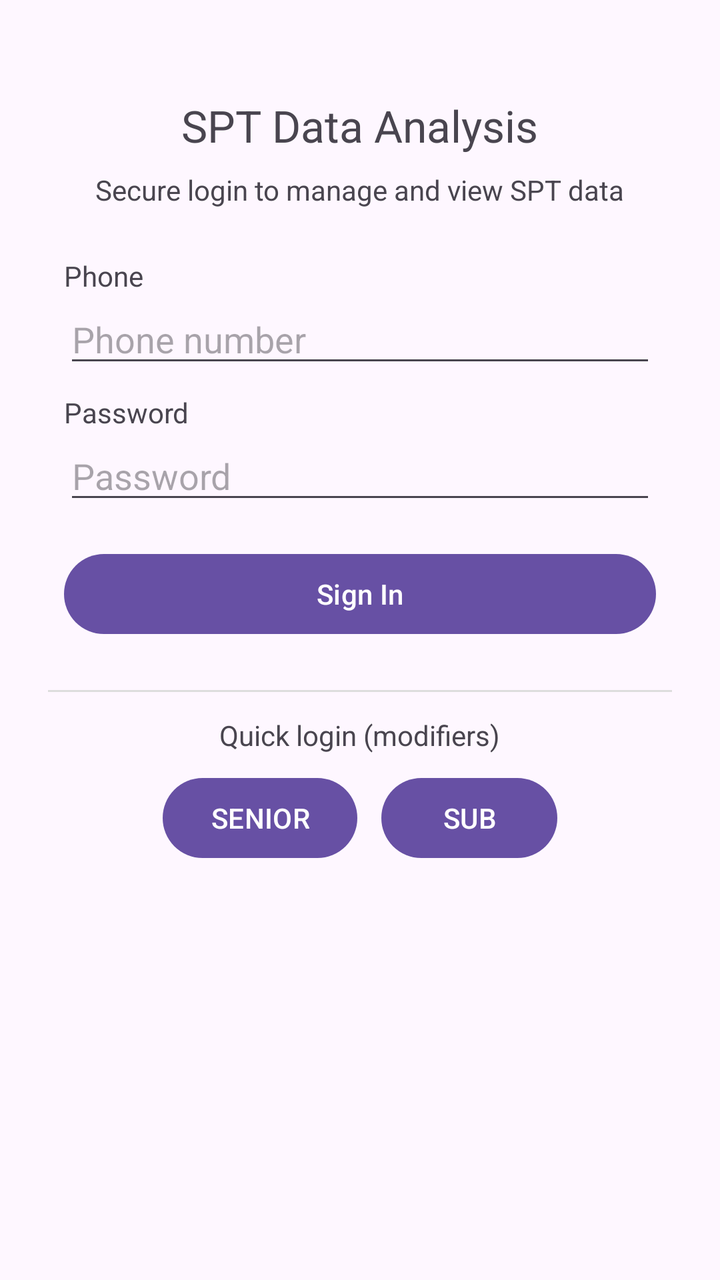
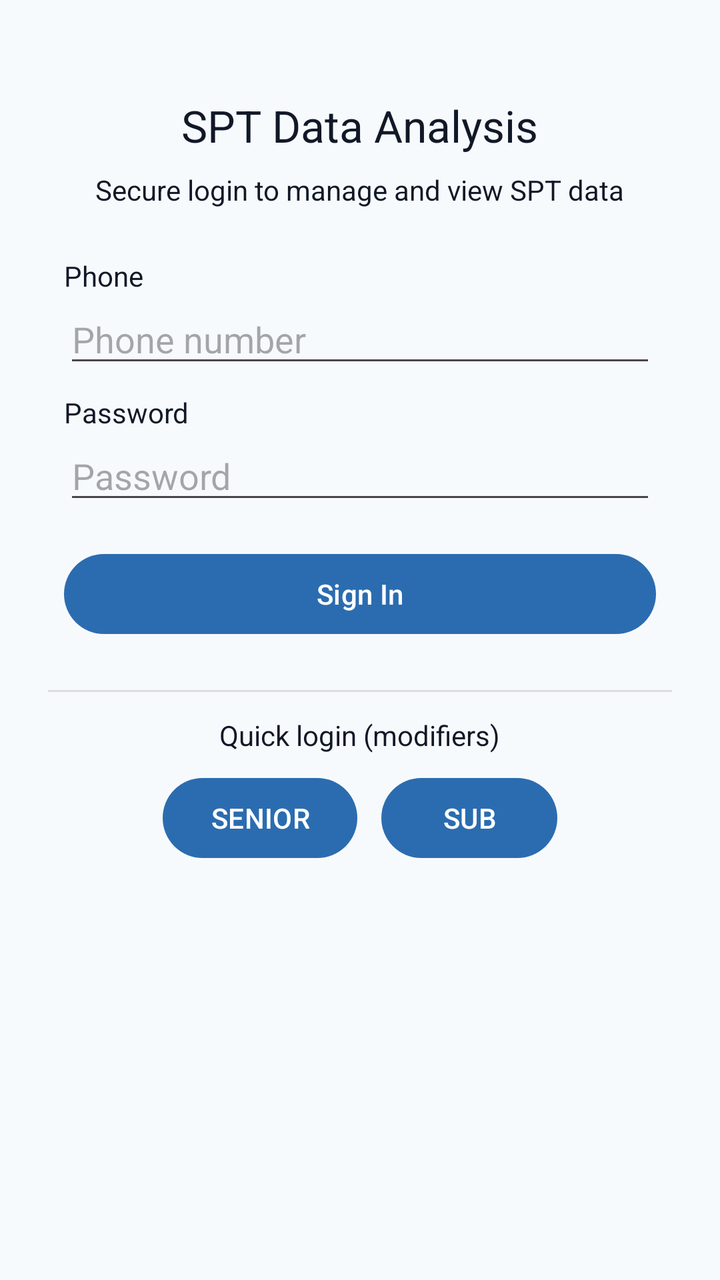

The first picture is an Android layout as it rendered before a commit; the second is the same layout after the commit. The layout source and the unified diff follow.
<!-- AndroidManifest.xml: application theme Theme.MyApplication -->
<!-- res/layout/activity_login.xml -->
<?xml version="1.0" encoding="utf-8"?>
<ScrollView xmlns:android="http://schemas.android.com/apk/res/android"
    xmlns:app="http://schemas.android.com/apk/res-auto"
    android:layout_width="match_parent"
    android:layout_height="match_parent">

    <LinearLayout
        android:layout_width="match_parent"
        android:layout_height="wrap_content"
        android:orientation="vertical"
        android:padding="24dp"
        android:gravity="center_horizontal">

        <TextView
            android:id="@+id/lblHeader"
            android:layout_width="wrap_content"
            android:layout_height="wrap_content"
            android:text="SPT Data Analysis"
            android:textSize="22sp"
            android:layout_marginTop="24dp" />

        <TextView
            android:layout_width="wrap_content"
            android:layout_height="wrap_content"
            android:text="Secure login to manage and view SPT data"
            android:layout_marginTop="8dp" />

        <LinearLayout
            android:layout_width="match_parent"
            android:layout_height="wrap_content"
            android:orientation="vertical"
            android:layout_marginTop="16dp"
            android:padding="8dp">

            <TextView android:layout_width="wrap_content" android:layout_height="wrap_content" android:text="Phone" />
            <EditText
                android:id="@+id/tfUser"
                android:layout_width="match_parent"
                android:layout_height="wrap_content"
                android:inputType="phone"
                android:hint="Phone number" />

            <TextView android:layout_width="wrap_content" android:layout_height="wrap_content" android:text="Password" android:layout_marginTop="8dp" />
            <EditText
                android:id="@+id/tfPass"
                android:layout_width="match_parent"
                android:layout_height="wrap_content"
                android:inputType="textPassword"
                android:hint="Password" />

            <Button
                android:id="@+id/btnLogin"
                android:layout_width="match_parent"
                android:layout_height="wrap_content"
                android:text="Sign In"
                android:layout_marginTop="16dp" />

        </LinearLayout>

        <View android:layout_width="match_parent" android:layout_height="1dp" android:background="#DDDDDD" android:layout_marginTop="16dp" />

        <TextView android:layout_width="wrap_content" android:layout_height="wrap_content" android:text="Quick login (modifiers)" android:layout_marginTop="12dp" />

        <LinearLayout android:layout_width="wrap_content" android:layout_height="wrap_content" android:orientation="horizontal" android:layout_marginTop="8dp">
            <Button android:id="@+id/btn_senior" android:layout_width="wrap_content" android:layout_height="wrap_content" android:text="SENIOR" />
            <Space android:layout_width="12dp" android:layout_height="wrap_content" />
            <Button android:id="@+id/btn_sub" android:layout_width="wrap_content" android:layout_height="wrap_content" android:text="SUB" />
        </LinearLayout>

    </LinearLayout>

</ScrollView>
<!-- resources referenced by this layout -->
<resources>
  <style name="Theme.MyApplication" parent="Base.Theme.MyApplication" />
  <style name="Base.Theme.MyApplication" parent="Theme.Material3.DayNight.NoActionBar">
          
          
      </style>
</resources>

<!-- the commit's change to res/layout/activity_login.xml (unified diff, before → after) -->
@@ -34,6 +34,7 @@
 
             <TextView android:layout_width="wrap_content" android:layout_height="wrap_content" android:text="Phone" />
             <EditText
+                style="@style/AppInput"
                 android:id="@+id/tfUser"
                 android:layout_width="match_parent"
                 android:layout_height="wrap_content"
@@ -42,6 +43,7 @@
 
             <TextView android:layout_width="wrap_content" android:layout_height="wrap_content" android:text="Password" android:layout_marginTop="8dp" />
             <EditText
+                style="@style/AppInput"
                 android:id="@+id/tfPass"
                 android:layout_width="match_parent"
                 android:layout_height="wrap_content"
@@ -49,6 +51,7 @@
                 android:hint="Password" />
 
             <Button
+                style="@style/AppButton"
                 android:id="@+id/btnLogin"
                 android:layout_width="match_parent"
                 android:layout_height="wrap_content"
@@ -62,9 +65,9 @@
         <TextView android:layout_width="wrap_content" android:layout_height="wrap_content" android:text="Quick login (modifiers)" android:layout_marginTop="12dp" />
 
         <LinearLayout android:layout_width="wrap_content" android:layout_height="wrap_content" android:orientation="horizontal" android:layout_marginTop="8dp">
-            <Button android:id="@+id/btn_senior" android:layout_width="wrap_content" android:layout_height="wrap_content" android:text="SENIOR" />
+            <Button style="@style/AppButton" android:id="@+id/btn_senior" android:layout_width="wrap_content" android:layout_height="wrap_content" android:text="SENIOR" />
             <Space android:layout_width="12dp" android:layout_height="wrap_content" />
-            <Button android:id="@+id/btn_sub" android:layout_width="wrap_content" android:layout_height="wrap_content" android:text="SUB" />
+            <Button style="@style/AppButton" android:id="@+id/btn_sub" android:layout_width="wrap_content" android:layout_height="wrap_content" android:text="SUB" />
         </LinearLayout>
 
     </LinearLayout>
<!-- resource entries referenced after the edit -->
@@ -2,8 +2,17 @@
 <resources>
   <style name="Theme.MyApplication" parent="Base.Theme.MyApplication" />
   <style name="Base.Theme.MyApplication" parent="Theme.Material3.DayNight.NoActionBar">
-          
-          
+          <item name="colorPrimary">@color/primary</item>
+          <item name="colorPrimaryVariant">@color/primary_variant</item>
+          <item name="colorOnPrimary">@color/on_primary</item>
+          <item name="android:colorBackground">@color/background</item>
+          <item name="android:textColor">@color/text_primary</item>
+          <item name="android:windowBackground">@color/background</item>
       </style>
+  <color name="primary">#2B6CB0</color>
+  <color name="primary_variant">#245a93</color>
+  <color name="on_primary">#FFFFFFFF</color>
+  <color name="background">#F7FAFC</color>
+  <color name="text_primary">#111827</color>
 </resources>
 
